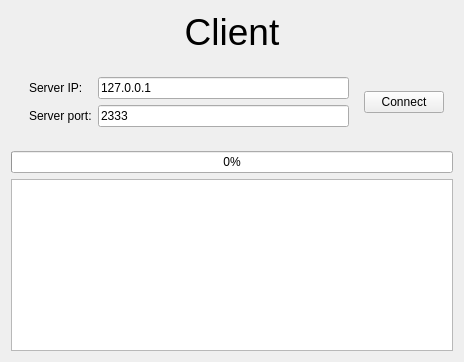
The window that 048_TCP_File/tcpclient.ui (NekoSilverFox/Qt) describes before a commit, drawn with Qt 5.
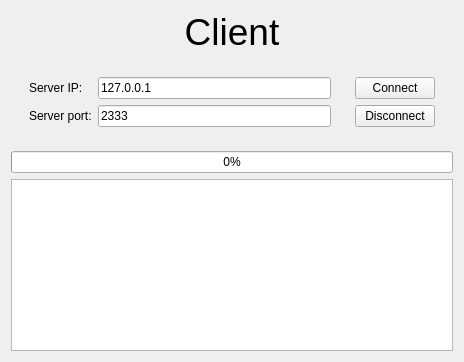
The same window after the commit.

Commit message: 增加 断开连接功能

The edit to the form file:
```diff
--- a/048_TCP_File/tcpclient.ui
+++ b/048_TCP_File/tcpclient.ui
@@ -67,10 +67,23 @@
        </widget>
       </item>
       <item>
+       <widget class="QWidget" name="widget_3" native="true">
+        <layout class="QVBoxLayout" name="verticalLayout_2">
+         <item>
        <widget class="QPushButton" name="btnConnect">
         <property name="text">
          <string>Connect</string>
         </property>
+          </widget>
+         </item>
+         <item>
+          <widget class="QPushButton" name="btnDisconnect">
+           <property name="text">
+            <string>Disconnect</string>
+           </property>
+          </widget>
+         </item>
+        </layout>
        </widget>
       </item>
      </layout>
```
Lines whose indentation alone changed are shown as unchanged. The commit also changes 1 other file.
